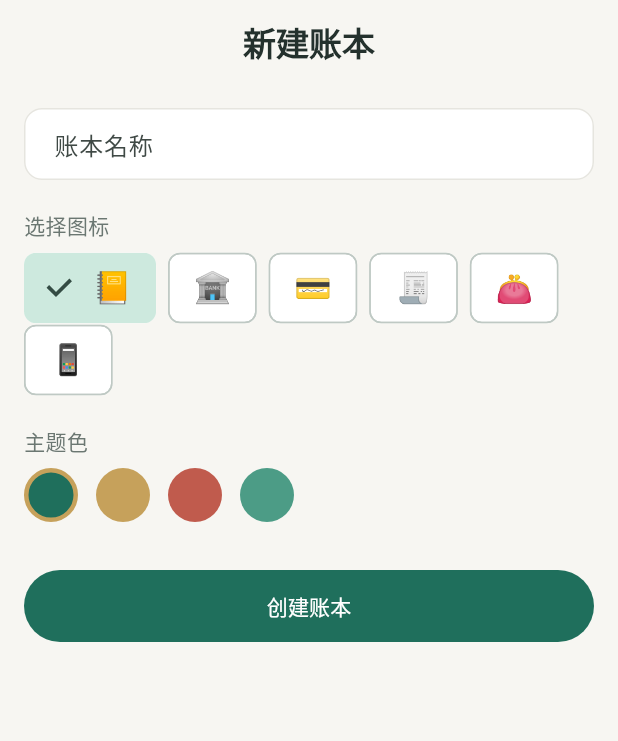
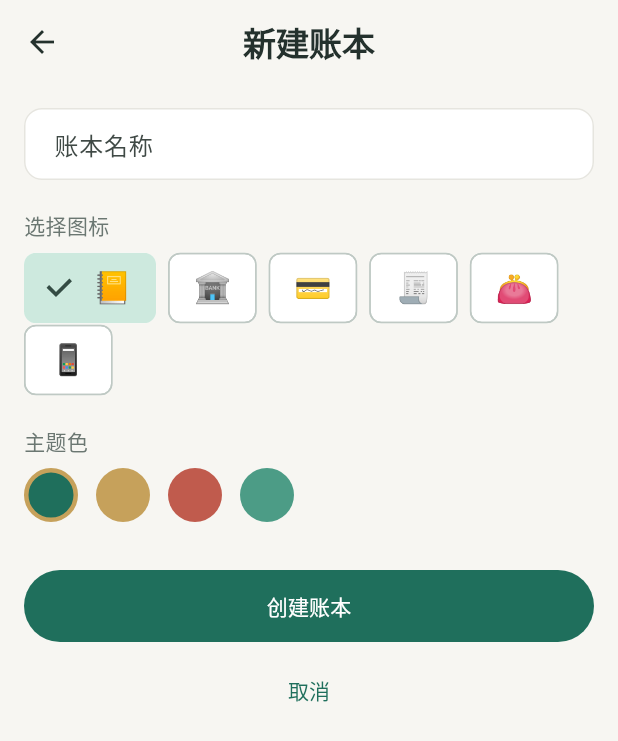
Before and after one commit to panjunjian-app/savesave-app, a Flutter app: the LedgerFormPage screen opened by its route, on a phone screen of 412 x 824 dp. Shown: the top 741 px of the screen. Run offline on Flutter 3.47's test engine with Material 3 defaults, Android fonts, the phone set to English and light mode, and no system bars; our stand-ins replace connectivity_plus, decimal, dio, drift, drift_flutter, fl_chart and 8 more; accounts and stored records are empty; generated files the repository leaves out were written again; network calls fail; statements that could not run were skipped.

Commit message:
fix(nav): v1.4.0 修复手机端二级页无返回/取消入口
- ResponsiveScaffold._compactScaffold: backLocation 非空时渲染返回箭头，
  并用 PopScope 接管系统返回键（根因：全站 context.go，canPop 恒 false）
- 新建账本/记一笔/新建目标三个表单手机端补「取消」按钮
- 账单明细页 compact 补 backLocation，修复记一笔返回后的死路
- 账单/目标详情加载失败与不存在分支恢复 AppBar 并给返回目标
- 新增 compact_back_navigation_test.dart（6 例），全量 162 例通过

```diff
--- a/lib/features/bill/bill_detail_page.dart
+++ b/lib/features/bill/bill_detail_page.dart
@@ -30,7 +30,8 @@ class BillDetailPage extends ConsumerWidget {
       ),
       error: (error, _) => ResponsiveScaffold(
         title: '账单详情',
-        showAppBar: false,
+        // 加载失败必须有退路，否则手机端是一张没有任何出口的死页。
+        backLocation: '/bills',
         maxWidth: AppLayout.readerMaxWidth,
         body: Center(child: Text('加载失败：$error')),
       ),
@@ -38,6 +39,7 @@ class BillDetailPage extends ConsumerWidget {
         if (bill == null) {
           return const ResponsiveScaffold(
             title: '账单不存在',
+            backLocation: '/bills',
             maxWidth: AppLayout.readerMaxWidth,
             body: Center(child: Text('账单可能已被删除')),
           );
--- a/lib/features/bill/bill_list_page.dart
+++ b/lib/features/bill/bill_list_page.dart
@@ -52,6 +52,9 @@ class _BillListPageState extends ConsumerState<BillListPage> {
     return ResponsiveScaffold(
       title: compact ? '$ledgerName · 账单明细' : '账单明细',
       fillHeight: true,
+      // /bills 不在手机端底部 Tab 白名单里（架构 §3.2），没有返回箭头会成为死路：
+      // 记一笔 → 返回 → 账单明细后无处可去。桌面端该页是侧栏一级入口，不需要箭头。
+      backLocation: compact ? '/home' : null,
       actions: <Widget>[
         if (compact)
           PopupMenuButton<String>(
--- a/lib/features/common/responsive_scaffold.dart
+++ b/lib/features/common/responsive_scaffold.dart
@@ -88,21 +88,54 @@ class ResponsiveScaffold extends StatelessWidget {
 
   Widget _buildWithBreakpoint(BuildContext context, AppBreakpoint breakpoint) {
     if (breakpoint == AppBreakpoint.compact) {
-      return _compactScaffold();
+      return _compactScaffold(context);
     }
     return _desktopScaffold(context, breakpoint);
   }
 
   /// 旧路径：手机端与改造前逐字一致（AppBar 居中、FAB、下拉刷新、无宽度约束）。
-  Widget _compactScaffold() {
+  ///
+  /// v1.4.0 唯一增强：`backLocation` 非空时补返回箭头，并用 [PopScope] 接管
+  /// 系统返回键。原因：全站路由统一 `context.go`，页面栈里没有上一页，
+  /// `Navigator.canPop` 恒为 false —— 二级页在手机端既没有返回箭头，
+  /// 系统返回键还会直接退出 App（用户反馈：新增账本误入后无法取消）。
+  Widget _compactScaffold(BuildContext context) {
     final Widget content = body ?? const SizedBox.shrink();
     final Future<void> Function()? refresh = onRefresh;
-    return Scaffold(
-      appBar: showAppBar ? AppBar(title: Text(title), actions: actions) : null,
+    final String? back = backLocation;
+    final Widget page = Scaffold(
+      appBar: showAppBar
+          ? AppBar(
+              title: Text(title),
+              actions: actions,
+              // back 为 null 时不覆写 leading，保留 `automaticallyImplyLeading`
+              // 的默认行为（可 pop 的页面仍由框架自动加箭头）。
+              leading: back == null
+                  ? null
+                  : IconButton(
+                      icon: const Icon(Icons.arrow_back),
+                      tooltip: '返回',
+                      onPressed: () => context.go(back),
+                    ),
+            )
+          : null,
       floatingActionButton: floatingActionButton,
       body: refresh == null
           ? content
           : RefreshIndicator(onRefresh: refresh, child: content),
+    );
+    if (back == null) {
+      return page;
+    }
+    return PopScope<Object?>(
+      canPop: false,
+      onPopInvokedWithResult: (didPop, Object? result) {
+        if (didPop) {
+          return;
+        }
+        context.go(back);
+      },
+      child: page,
     );
   }
 
--- a/lib/features/goal/goal_detail_page.dart
+++ b/lib/features/goal/goal_detail_page.dart
@@ -83,7 +83,8 @@ class _GoalDetailPageState extends ConsumerState<GoalDetailPage> {
       ),
       error: (error, _) => ResponsiveScaffold(
         title: '目标详情',
-        showAppBar: false,
+        // 加载失败必须有退路，否则手机端是一张没有任何出口的死页。
+        backLocation: '/home',
         maxWidth: AppLayout.readerMaxWidth,
         body: Center(child: Text('加载失败：$error')),
       ),
@@ -91,6 +92,7 @@ class _GoalDetailPageState extends ConsumerState<GoalDetailPage> {
         if (goal == null) {
           return const ResponsiveScaffold(
             title: '目标不存在',
+            backLocation: '/home',
             maxWidth: AppLayout.readerMaxWidth,
             body: Center(child: Text('目标可能已被删除')),
           );
--- a/lib/features/ledger/ledger_form_page.dart
+++ b/lib/features/ledger/ledger_form_page.dart
@@ -123,6 +123,13 @@ class _LedgerFormPageState extends ConsumerState<LedgerFormPage> {
         AppButton.primary(
           label: _saving ? '创建中...' : '创建账本',
           onPressed: _saving ? null : _save,
+        ),
+        const SizedBox(height: 8),
+        Center(
+          child: AppButton.text(
+            label: '取消',
+            onPressed: _saving ? null : () => context.go('/ledgers'),
+          ),
         ),
       ],
     );
--- a/pubspec.yaml
+++ b/pubspec.yaml
@@ -1,7 +1,7 @@
 name: savesave
 description: "省省钱，存存钱 - 本地优先的记账与储蓄目标管理 App"
 publish_to: "none"
-version: 1.3.2+6
+version: 1.4.0+7
 
 environment:
   sdk: ">=3.13.0 <4.0.0"
```
Also changed, not shown: lib/features/bill/bill_form_page.dart (+7 -0 lines), lib/features/goal/goal_form_page.dart (+13 -0 lines), 1 other file.
